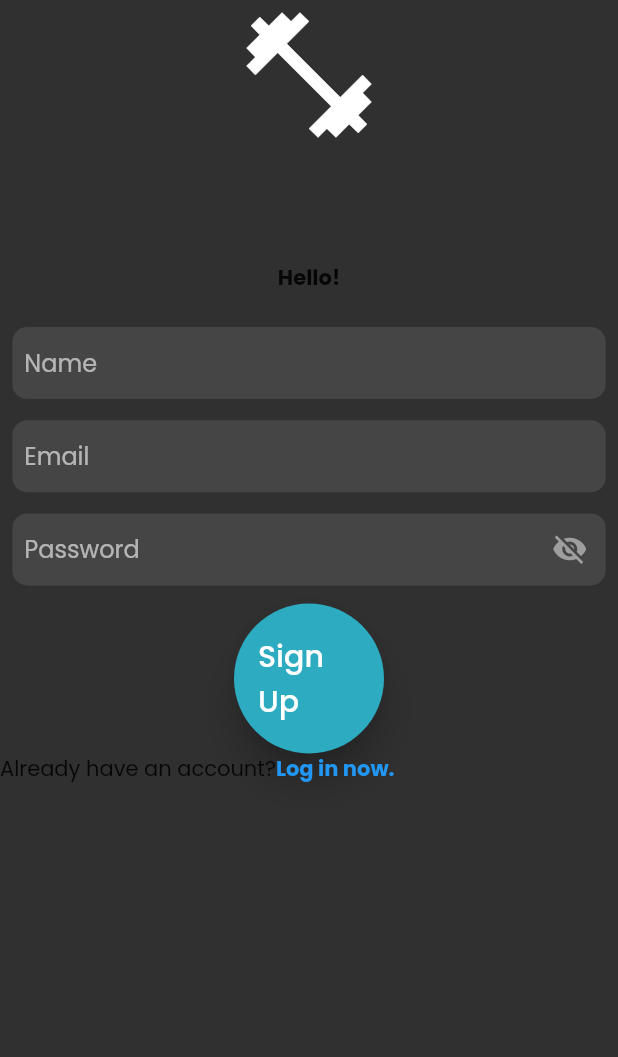
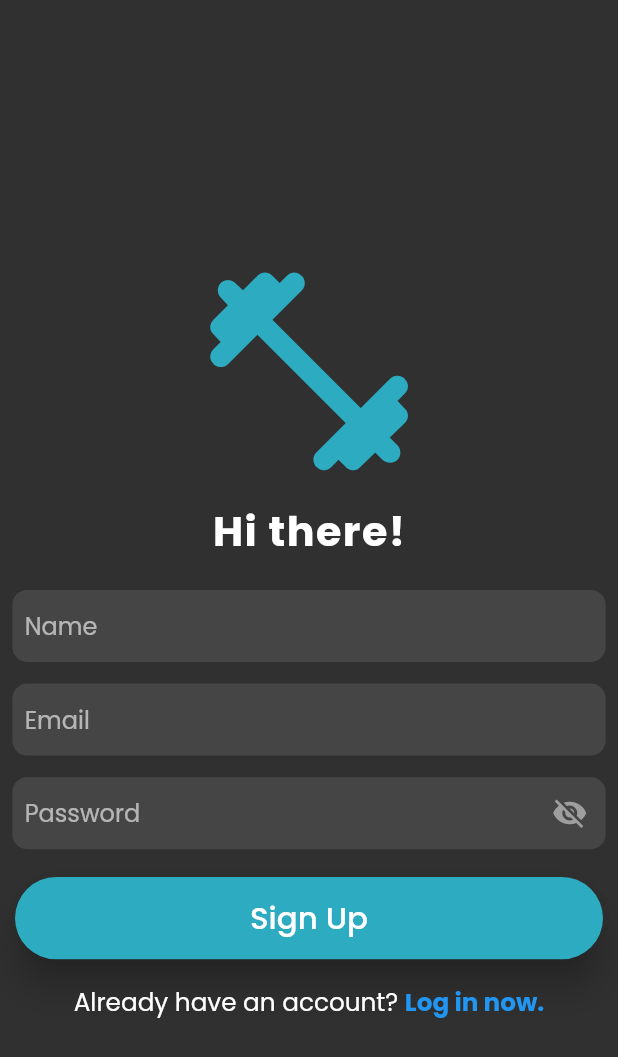
Before and after one commit to adzzzfarr/workout, a Flutter app: the SignUpPage screen opened directly, on a phone screen of 412 x 824 dp. Shown: the top 1057 px of the screen. Run offline on Flutter 3.47's test engine with Material 2 defaults, Android fonts, the phone set to English and light mode, and no system bars; our stand-ins replace curved_navigation_bar, firebase_auth, firebase_core, fl_chart, flutter_heatmap_calendar, fluttertoast and 5 more; missing offline and left inert: bottom_drawer, firebase_app_check; accounts and stored records are empty.

```diff
--- a/lib/pages/signup_page.dart
+++ b/lib/pages/signup_page.dart
@@ -24,62 +24,86 @@ class _SignUpPageState extends State<SignUpPage> {
 
   @override
   Widget build(BuildContext context) {
+    final screenHeight = MediaQuery.of(context).size.height;
+    final screenWidth = MediaQuery.of(context).size.width;
+
+    final theme = Theme.of(context);
+    final colorScheme = theme.colorScheme;
+
     return Scaffold(
       body: SingleChildScrollView(
-        child: Expanded(
+        child: Padding(
+          padding: EdgeInsets.only(
+            top: screenHeight / 5,
+            bottom: screenHeight / 4,
+          ),
           child: Column(
             children: [
-              const Icon(
-                Icons.fitness_center,
-                size: 100,
+              Icon(
+                Icons.fitness_center_rounded,
+                size: screenHeight / 5,
+                color: colorScheme.primary,
               ),
-              const SizedBox(height: 75),
-              const Text(
-                'Hello!',
-                style: TextStyle(fontWeight: FontWeight.bold),
+              SizedBox(height: screenHeight / 200),
+              Text(
+                'Hi there!',
+                style: TextStyle(
+                  letterSpacing: 1,
+                  fontWeight: FontWeight.bold,
+                  color: Colors.white,
+                  fontSize: screenHeight / 30,
+                ),
               ),
-              const SizedBox(height: 20),
+              SizedBox(height: screenHeight / 50),
               FormContainer(
                 controller: nameController,
                 hintText: 'Name',
                 isPasswordField: false,
               ),
-              const SizedBox(height: 10),
+              SizedBox(height: screenHeight / 80),
               FormContainer(
                 controller: emailController,
                 hintText: 'Email',
                 isPasswordField: false,
               ),
-              const SizedBox(height: 10),
+              SizedBox(height: screenHeight / 80),
               FormContainer(
                 controller: passwordController,
                 hintText: 'Password',
                 isPasswordField: true,
               ),
-              const SizedBox(height: 10),
+              SizedBox(height: screenHeight / 50),
               isSigningUp
                   ? const CircularProgressIndicator()
                   : CommonButton(
-                      height: 100,
-                      width: 100,
+                      height: screenHeight / 15,
+                      width: screenWidth - 20,
                       text: 'Sign Up',
                       onPressed: () => signUp(),
                     ),
+              SizedBox(height: screenHeight / 50),
               Row(
+                mainAxisAlignment: MainAxisAlignment.center,
                 children: [
-                  const Text('Already have an account?'),
+                  Text(
+                    'Already have an account? ',
+                    style: TextStyle(
+                      color: Colors.white,
+                      fontSize: screenHeight / 50,
+                    ),
+                  ),
                   GestureDetector(
                     onTap: () => Navigator.pushAndRemoveUntil(
                         context,
                         MaterialPageRoute(
-                          builder: (context) => const LogInPage(),
-                        ),
+                            builder: (context) => const LogInPage()),
                         (route) => false),
-                    child: const Text(
+                    child: Text(
                       'Log in now.',
                       style: TextStyle(
                         fontWeight: FontWeight.bold,
                         color: Colors.blue,
+                        fontSize: screenHeight / 50,
                       ),
                     ),
                   )
--- a/lib/widgets/common_button.dart
+++ b/lib/widgets/common_button.dart
@@ -1,8 +1,10 @@
 import 'package:flutter/material.dart';
 
+// ignore: must_be_immutable
 class CommonButton extends StatelessWidget {
   final double height;
   final double width;
+  IconData? leading;
   Color? color;
   final String text;
   final void Function() onPressed;
@@ -11,6 +13,7 @@ class CommonButton extends StatelessWidget {
     required this.height,
     required this.width,
     required this.text,
+    this.leading,
     this.color,
     required this.onPressed,
     super.key,
@@ -18,6 +21,8 @@ class CommonButton extends StatelessWidget {
 
   @override
   Widget build(BuildContext context) {
+    final screenHeight = MediaQuery.of(context).size.height;
+
     return SizedBox(
       height: height,
       width: width,
@@ -28,7 +33,22 @@ class CommonButton extends StatelessWidget {
           shape: const StadiumBorder(),
           elevation: 10,
         ),
-        child: Text(text, style: const TextStyle(fontSize: 20)),
+        child: leading == null
+            ? Text(
+                text,
+                style: TextStyle(fontSize: screenHeight / 40),
+              )
+            : Row(
+                mainAxisAlignment: MainAxisAlignment.center,
+                children: [
+                  Icon(leading),
+                  SizedBox(width: screenHeight / 80),
+                  Text(
+                    text,
+                    style: TextStyle(fontSize: screenHeight / 40),
+                  )
+                ],
+              ),
       ),
     );
   }
--- a/lib/widgets/form_container.dart
+++ b/lib/widgets/form_container.dart
@@ -55,7 +55,7 @@ class _FormContainerState extends State<FormContainer> {
             border: OutlineInputBorder(
                 borderSide: BorderSide.none,
                 borderRadius: BorderRadius.circular(10)),
-            contentPadding: EdgeInsets.all(8),
+            contentPadding: EdgeInsets.all(screenHeight / 100),
             filled: true,
             hintText: widget.hintText,
             suffixIcon: widget.isPasswordField == true
```
Also changed, not shown: lib/pages/login_page.dart (+85 -18 lines).
